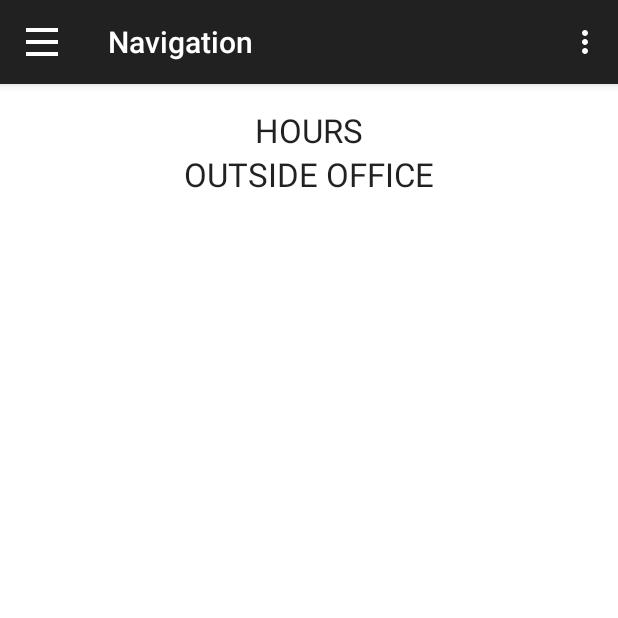
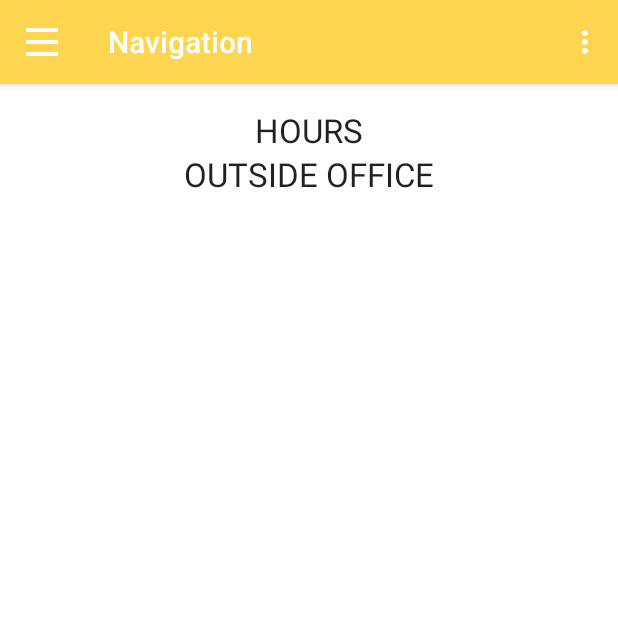
Before and after one commit to gouthamkrishna/Deskmote-android, an Android app: the screen it shows after launch (MainActivity), on a phone screen of 412 x 824 dp, the top half of it. Run offline under Robolectric (Android 15) with nearby library versions, the light colour scheme and no system bars; 2 statements that could not run were skipped.

Commit message:
styled action bar

```diff
--- a/Navigation/app/src/main/java/com/beaconapp/user/navigation/HomeFragment.java
+++ b/Navigation/app/src/main/java/com/beaconapp/user/navigation/HomeFragment.java
@@ -1,13 +1,16 @@
 package com.beaconapp.user.navigation;
 
 
-import android.support.v4.app.Fragment;
 import android.content.Intent;
 import android.content.SharedPreferences;
+import android.graphics.Color;
 import android.graphics.Typeface;
+import android.graphics.drawable.ColorDrawable;
+import android.graphics.drawable.Drawable;
 import android.os.Bundle;
 import android.os.Handler;
 import android.preference.PreferenceManager;
+import android.support.v4.app.Fragment;
 import android.support.v7.app.ActionBar;
 import android.view.LayoutInflater;
 import android.view.View;
@@ -31,10 +34,10 @@ public class HomeFragment extends Fragment {
     ImageSwitcher sw_main,sw_left,sw_right;
     SharedPreferences sharedPref;
     boolean defaultValue = false;
+    Drawable d;
 
     public View onCreateView(LayoutInflater inflater, ViewGroup container,Bundle savedInstanceState) {
         ViewGroup root = (ViewGroup) inflater.inflate(R.layout.fragment_home, null);
-
 
         tv_main = (TextView) root.findViewById(R.id.timer_main);
         tv_left = (TextView) root.findViewById(R.id.timer_left);
@@ -175,6 +178,8 @@ public class HomeFragment extends Fragment {
             str_outdoor = ""+hours+" : "+mins+" : "+secs;
 
             if (pos == 1) {
+                d = new ColorDrawable(Color.rgb(77,208,225));
+                ((MainActivity)getActivity()).getSupportActionBar().setBackgroundDrawable(d);
                 sw_main.setImageResource(R.drawable.work_large);
                 sw_left.setImageResource(R.drawable.outdoor);
                 sw_right.setImageResource(R.drawable.office);
@@ -184,6 +189,8 @@ public class HomeFragment extends Fragment {
                 tv_left.setText(str_outdoor);
                 tv_right.setText(str_office);
             } else if (pos == 2) {
+                d = new ColorDrawable(Color.rgb(129,199,132));
+                ((MainActivity)getActivity()).getSupportActionBar().setBackgroundDrawable(d);
                 sw_main.setImageResource(R.drawable.office_large);
                 sw_left.setImageResource(R.drawable.work);
                 sw_right.setImageResource(R.drawable.outdoor);
@@ -193,6 +200,8 @@ public class HomeFragment extends Fragment {
                 tv_left.setText(str_desk);
                 tv_right.setText(str_outdoor);
             } else if (pos == 3) {
+                d = new ColorDrawable(Color.rgb(255,213,79));
+                ((MainActivity)getActivity()).getSupportActionBar().setBackgroundDrawable(d);
                 sw_main.setImageResource(R.drawable.outdoor_large);
                 sw_left.setImageResource(R.drawable.office);
                 sw_right.setImageResource(R.drawable.work);
--- a/Navigation/app/src/main/java/com/beaconapp/user/navigation/MainActivity.java
+++ b/Navigation/app/src/main/java/com/beaconapp/user/navigation/MainActivity.java
@@ -39,7 +39,6 @@ public class MainActivity extends ActionBarActivity{
     RecyclerView.Adapter mAdapter;
     RecyclerView.LayoutManager mLayoutManager;
     DrawerLayout mDrawer;
-
     ActionBarDrawerToggle mDrawerToggle;
     public static  int position = 0;
     private FrameLayout containerlayout;
```
Also changed, not shown: 17 other files.
